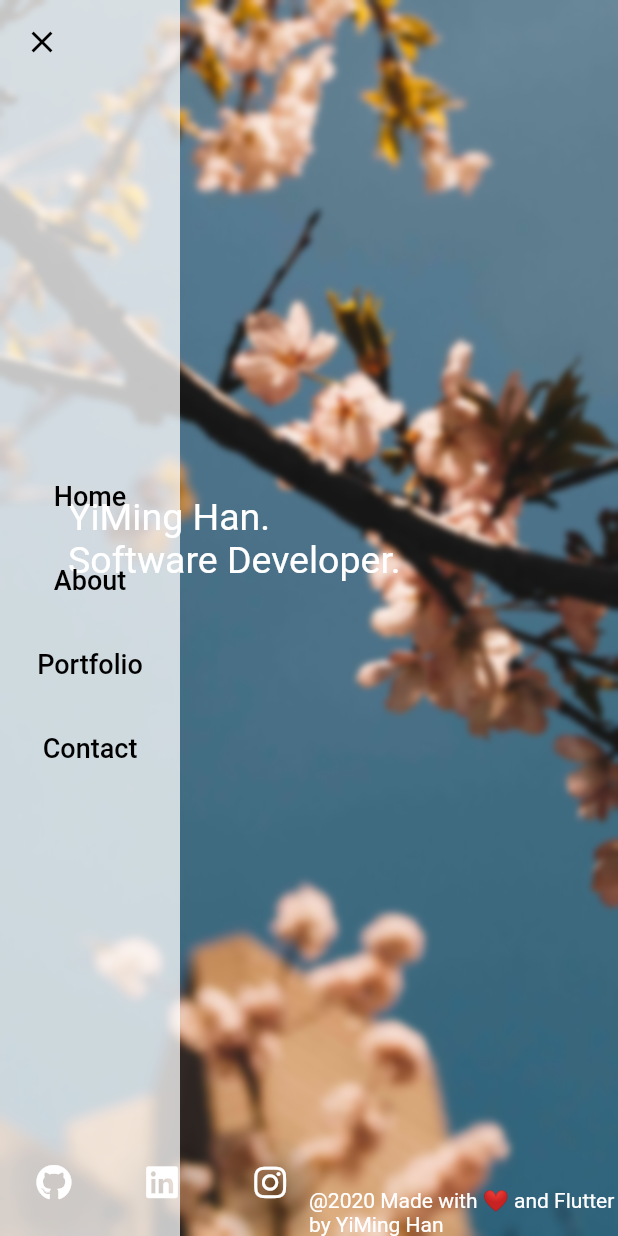
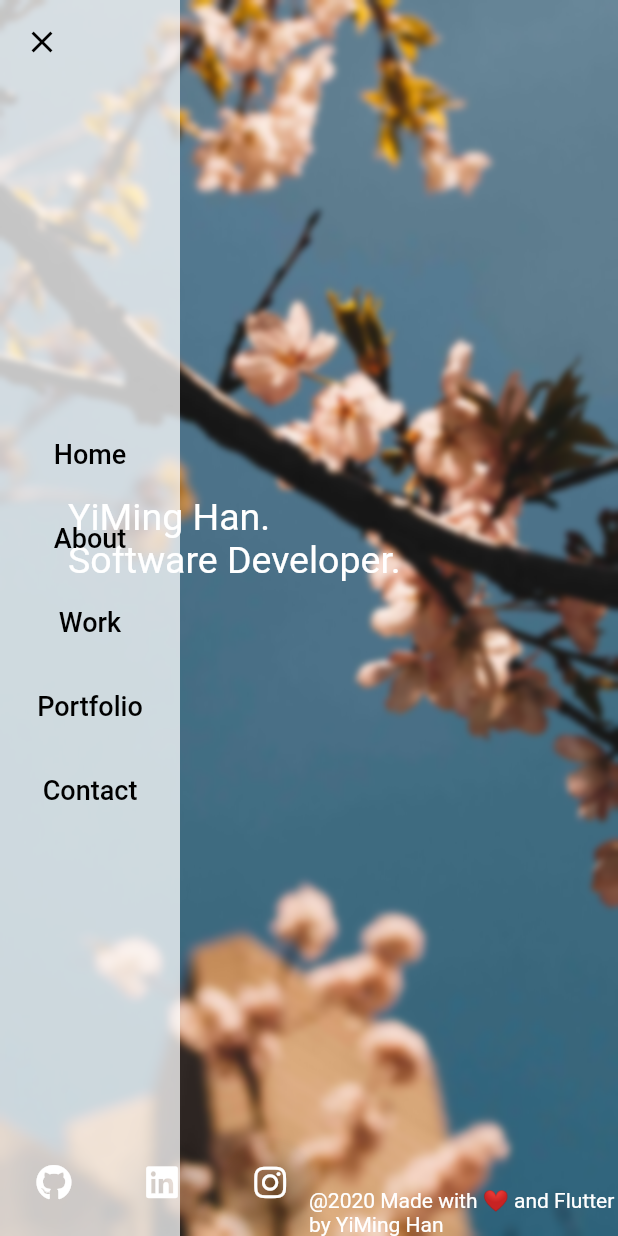
Before and after one commit to yiminghan/Flutter-Dev-Portfolio, a Flutter app: the screen it shows after launch, after a tap on the "menu" icon, after a tap on "Home", on a phone screen of 412 x 824 dp. Run offline on Flutter 3.47's test engine with Material 2 defaults, Android fonts, the light colour scheme and no system bars; our stand-ins replace animated_text_kit, font_awesome_flutter, google_fonts.

Commit message:
add work page

```diff
--- /dev/null
+++ b/lib/models/models.dart
@@ -0,0 +1,10 @@
+class WorkModel {
+  WorkModel(
+      {this.company, this.position, this.bulletPoints, this.from, this.to});
+
+  final String company;
+  final String position;
+  final List<String> bulletPoints;
+  final String from;
+  final String to;
+}
--- a/lib/screens/landing_screen.dart
+++ b/lib/screens/landing_screen.dart
@@ -3,6 +3,7 @@ import 'dart:ui';
 import 'package:flutter/material.dart';
 import 'package:flutter_dev_portfolio/screens/about_screen.dart';
 import 'package:flutter_dev_portfolio/screens/home_screen.dart';
+import 'package:flutter_dev_portfolio/screens/work_experience_screen.dart';
 import 'package:flutter_dev_portfolio/utils/font_utils.dart';
 
 class Screens extends StatefulWidget {
@@ -12,10 +13,10 @@ class Screens extends StatefulWidget {
   _ScreensState createState() => _ScreensState();
 }
 
-enum SideMenu { Home, About, Portfolio, Contact }
+enum SideMenu { Home, About, Work, Portfolio, Contact }
 
 class _ScreensState extends State<Screens> with SingleTickerProviderStateMixin {
-  int _selectedIndex = 1;
+  int _selectedIndex = 2;
   bool _menuOpen = false;
 
   AnimationController _sideMenuController;
@@ -59,6 +60,7 @@ class _ScreensState extends State<Screens> with SingleTickerProviderStateMixin {
               destinations: [
                 _customNavigationRailDestination("Home"),
                 _customNavigationRailDestination("About"),
+                _customNavigationRailDestination("Work"),
                 _customNavigationRailDestination("Portfolio"),
                 _customNavigationRailDestination("Contact"),
               ],
@@ -142,6 +144,8 @@ class _ScreensState extends State<Screens> with SingleTickerProviderStateMixin {
       case 1:
         return AboutScreen();
         break;
+      case 2:
+        return WorkExperienceScreen();
       default:
         return HomeScreen();
     }
--- /dev/null
+++ b/lib/screens/work_experience_screen.dart
@@ -0,0 +1,98 @@
+import 'package:flutter/material.dart';
+import 'package:flutter_dev_portfolio/models/models.dart';
+import 'package:flutter_dev_portfolio/utils/font_utils.dart';
+import 'package:flutter_dev_portfolio/widgets/footer.dart';
+
+class WorkExperienceScreen extends StatefulWidget {
+  WorkExperienceScreen({Key key}) : super(key: key);
+
+  @override
+  _WorkExperienceScreenState createState() => _WorkExperienceScreenState();
+}
+
+class _WorkExperienceScreenState extends State<WorkExperienceScreen> {
+  List<WorkModel> workPositions = [
+    WorkModel(
+        company: "Modiface",
+        position: "Android Developer",
+        bulletPoints: [
+          "Modiface primarily focuses on AR techonology to aid the beauty industry. My primary work includes working to build out features for clients, maintaining the Android SDKs that we ship out."
+        ],
+        from: "Jan 2020",
+        to: "Present")
+  ];
+
+  @override
+  Widget build(BuildContext context) {
+    return Column(
+      crossAxisAlignment: CrossAxisAlignment.start,
+      children: <Widget>[
+        Spacer(),
+        Expanded(flex: 8, child: _workExperience()),
+        Expanded(child: Footer())
+      ],
+    );
+  }
+
+  Widget _workExperience() {
+    return Container(
+        width: double.infinity,
+        decoration: BoxDecoration(color: Colors.black.withOpacity(0.25)),
+        padding: EdgeInsets.symmetric(horizontal: 150, vertical: 50),
+        child: Scrollbar(
+          child: ListView(children: <Widget>[
+            Container(
+              child: Text(
+                "Places I have worked at",
+                style: getFont(25),
+                textAlign: TextAlign.start,
+              ),
+            ),
+            Divider(height: 32),
+            _workPositions(),
+          ]),
+        ));
+  }
+
+  Widget _workPositions() {
+    return Column(
+        children: workPositions.map((item) => _buildWorkCard(item)).toList());
+  }
+
+  Widget _buildWorkCard(WorkModel item) {
+    return Container(
+      decoration: BoxDecoration(),
+      child: Column(
+        crossAxisAlignment: CrossAxisAlignment.start,
+        children: <Widget>[
+          Row(
+            mainAxisAlignment: MainAxisAlignment.spaceBetween,
+            children: <Widget>[
+              Text(
+                item.company,
+                style: getFont(28),
+                textAlign: TextAlign.start,
+              ),
+              Text(
+                "${item.from} - ${item.to}",
+                style: getFont(28),
+                textAlign: TextAlign.end,
+              )
+            ],
+          ),
+          Text(
+            item.position,
+            style: getFont(22),
+            textAlign: TextAlign.start,
+          ),
+          for (String point in item.bulletPoints)
+            Text(
+              point,
+              style: getFont(18),
+              textAlign: TextAlign.start,
+            ),
+        ],
+      ),
+    );
+  }
+}
```
